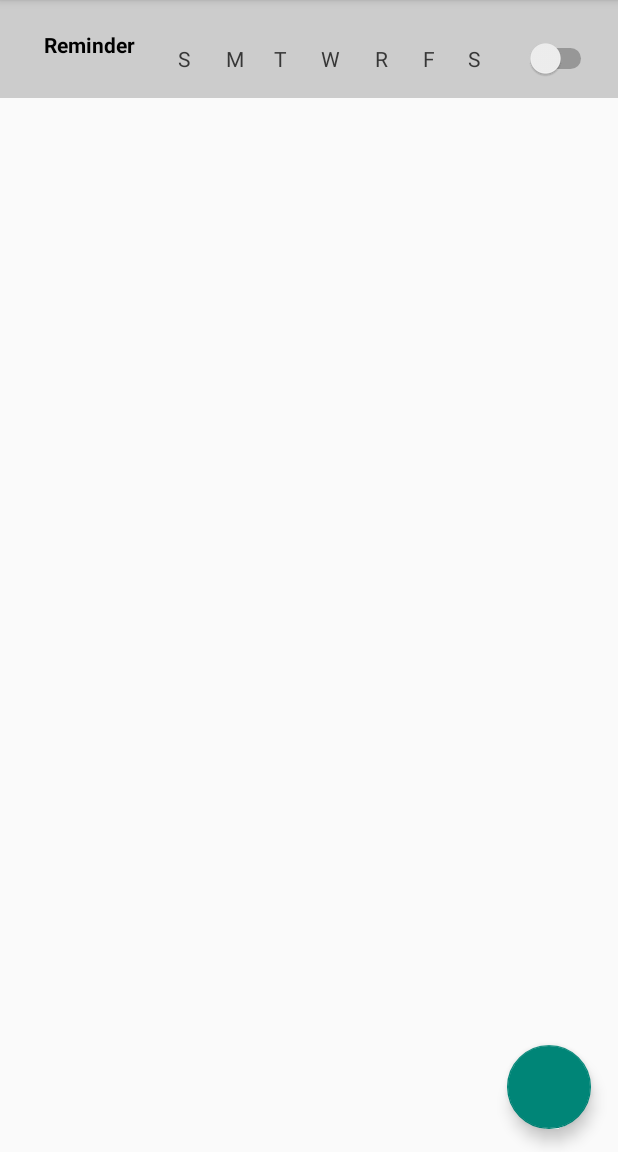
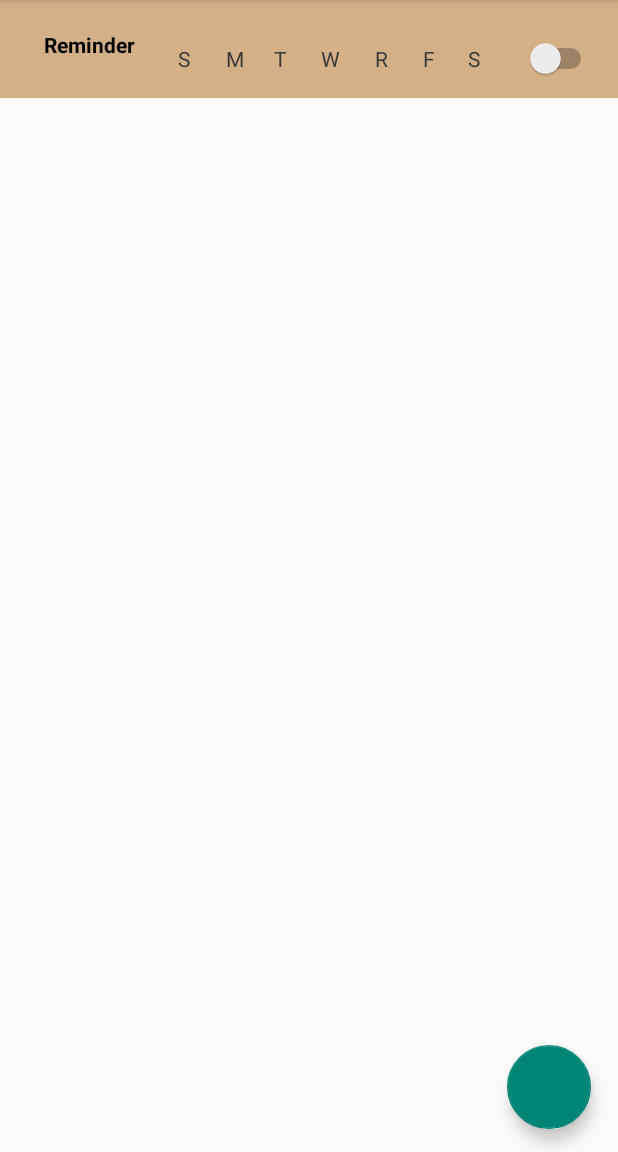
Before and after one commit to JohnK0/NudgeSwype, an Android app: the screen it shows after launch (MainActivity), on a phone screen of 412 x 824 dp, the part 84-1236 px from its top. Run offline under Robolectric (Android 15) with nearby library versions, the phone set to English and light mode, and no system bars.

Commit message:
changed fragement background color

```diff
--- a/app/src/main/java/com/hci/nudgeswype/MainActivity.kt
+++ b/app/src/main/java/com/hci/nudgeswype/MainActivity.kt
@@ -16,4 +16,6 @@ class MainActivity : AppCompatActivity() {
             startActivity(intent)
         }
     }
+
+
 }
--- a/app/src/main/java/com/hci/nudgeswype/reminderFragment.kt
+++ b/app/src/main/java/com/hci/nudgeswype/reminderFragment.kt
@@ -16,7 +16,7 @@ class reminderFragment : Fragment() {
     override fun onCreateView(inflater: LayoutInflater, container: ViewGroup?, savedInstanceState: Bundle?): View? {
         val view = inflater.inflate(R.layout.reminder,container,false)
         daysOfTheWeek = booleanArrayOf(false,false,false,false,false,false,false)
-        val onSwitch =  view.findViewById<Switch>(R.id.toggleSwitch)
+/*        val onSwitch =  view.findViewById<Switch>(R.id.toggleSwitch)
         onSwitch.setOnCheckedChangeListener({ _, isChecked ->
             if (isChecked) {
                 view.setBackgroundColor(Color.rgb(51, 181, 229))
@@ -24,7 +24,7 @@ class reminderFragment : Fragment() {
 
                 view.setBackgroundColor(Color.LTGRAY)
             }
-        })
+        })*/
         return view
     }
 
--- a/app/src/main/res/layout/reminder.xml
+++ b/app/src/main/res/layout/reminder.xml
@@ -3,7 +3,7 @@
                                              xmlns:app="http://schemas.android.com/apk/res-auto"
                                              xmlns:tools="http://schemas.android.com/tools"
                                              android:layout_width="match_parent"
-                                             android:layout_height="match_parent" android:background="#ffcccccc">
+                                             android:layout_height="match_parent" android:background="#D3B088">
 
     <TextView
             android:text="@string/reminderText"
@@ -77,11 +77,15 @@
             app:layout_constraintBottom_toBottomOf="@+id/toggleSwitch"
             android:layout_marginEnd="22dp" android:layout_marginRight="22dp"
             android:textColor="@color/daysOfTheWeekOff"/>
+
+
     <Switch
             android:layout_width="wrap_content"
             android:layout_height="wrap_content"
             android:id="@+id/toggleSwitch" android:layout_marginTop="25dp"
+            android:theme="@style/SwitchTheme"
             app:layout_constraintStart_toEndOf="@+id/saturday" app:layout_constraintEnd_toEndOf="parent"
             app:layout_constraintTop_toTopOf="parent" android:layout_marginEnd="6dp" android:layout_marginRight="6dp"/>
 
+
 </android.support.constraint.ConstraintLayout>
--- a/app/src/main/res/values/styles.xml
+++ b/app/src/main/res/values/styles.xml
@@ -8,4 +8,8 @@
         <item name="colorAccent">@color/colorAccent</item>
     </style>
 
+    <style name="SwitchTheme" parent="Theme.AppCompat.Light">
+        <item name="android:colorControlActivated">#148E13</item>
+    </style>
+
 </resources>
```
